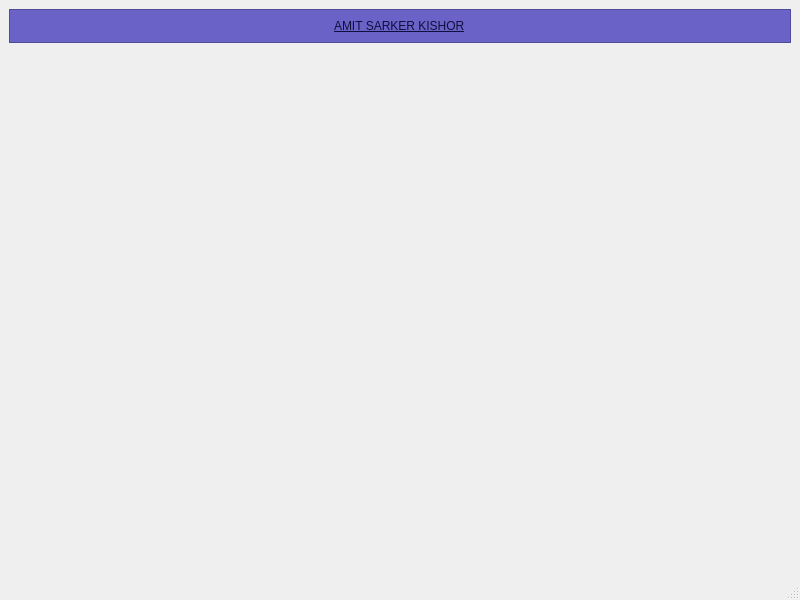
First picture: the form in form.ui, repository amit101111/Portfolio, before the edit.
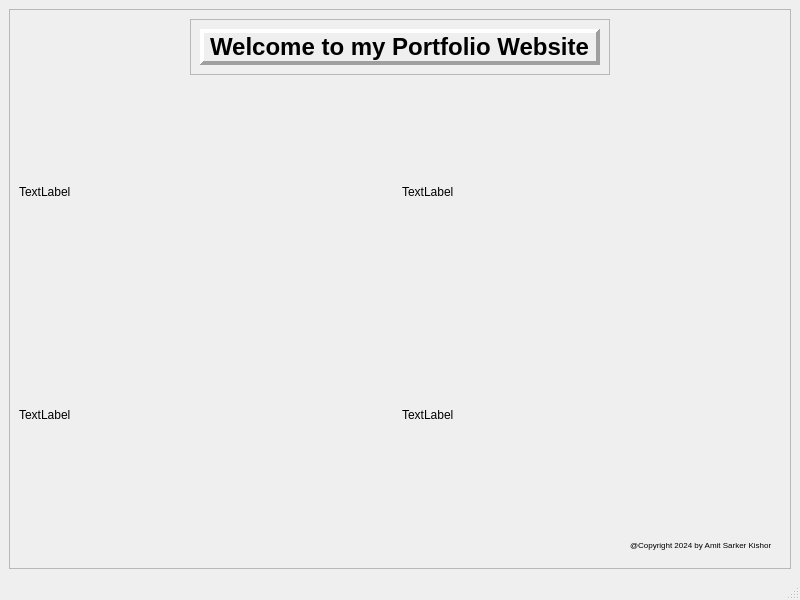
Second picture: the form after the edit.

```diff
--- a/form.ui
+++ b/form.ui
@@ -14,29 +14,134 @@
    <string>MainWindow</string>
   </property>
   <widget class="QWidget" name="centralwidget">
-   <layout class="QVBoxLayout" name="verticalLayout">
-    <item alignment="Qt::AlignTop">
+   <layout class="QVBoxLayout" name="verticalLayout_2">
+    <item>
      <widget class="QFrame" name="frame">
-      <property name="styleSheet">
-       <string notr="true">QFrame{	
-	background-color: rgb(107, 98, 200);
-	color: rgb(15, 15, 61);
-	font: 700 italic 12pt &quot;Segoe UI&quot;;
-	text-decoration: underline;
-}</string>
-      </property>
       <property name="frameShape">
        <enum>QFrame::StyledPanel</enum>
       </property>
       <property name="frameShadow">
        <enum>QFrame::Raised</enum>
       </property>
-      <layout class="QVBoxLayout" name="verticalLayout_2">
-       <item alignment="Qt::AlignHCenter">
-        <widget class="QLabel" name="label">
-         <property name="text">
-          <string>AMIT SARKER KISHOR</string>
+      <layout class="QVBoxLayout" name="verticalLayout" stretch="2,20,1">
+       <item alignment="Qt::AlignHCenter|Qt::AlignTop">
+        <widget class="QFrame" name="frame_2">
+         <property name="frameShape">
+          <enum>QFrame::StyledPanel</enum>
          </property>
+         <property name="frameShadow">
+          <enum>QFrame::Raised</enum>
+         </property>
+         <layout class="QGridLayout" name="gridLayout_2">
+          <item row="0" column="0" alignment="Qt::AlignHCenter|Qt::AlignVCenter">
+           <widget class="QLabel" name="label">
+            <property name="font">
+             <font>
+              <pointsize>18</pointsize>
+              <bold>true</bold>
+             </font>
+            </property>
+            <property name="layoutDirection">
+             <enum>Qt::LeftToRight</enum>
+            </property>
+            <property name="frameShape">
+             <enum>QFrame::Panel</enum>
+            </property>
+            <property name="frameShadow">
+             <enum>QFrame::Raised</enum>
+            </property>
+            <property name="lineWidth">
+             <number>4</number>
+            </property>
+            <property name="text">
+             <string>Welcome to my Portfolio Website</string>
+            </property>
+           </widget>
+          </item>
+         </layout>
+        </widget>
+       </item>
+       <item>
+        <layout class="QGridLayout" name="gridLayout" rowstretch="0,0" columnstretch="0,0" rowminimumheight="0,0" columnminimumwidth="0,0">
+         <property name="leftMargin">
+          <number>0</number>
+         </property>
+         <property name="topMargin">
+          <number>0</number>
+         </property>
+         <property name="rightMargin">
+          <number>0</number>
+         </property>
+         <property name="bottomMargin">
+          <number>0</number>
+         </property>
+         <property name="spacing">
+          <number>3</number>
+         </property>
+         <item row="0" column="0">
+          <widget class="QLabel" name="label_3">
+           <property name="text">
+            <string>TextLabel</string>
+           </property>
+          </widget>
+         </item>
+         <item row="0" column="1">
+          <widget class="QLabel" name="label_4">
+           <property name="text">
+            <string>TextLabel</string>
+           </property>
+          </widget>
+         </item>
+         <item row="1" column="0">
+          <widget class="QLabel" name="label_5">
+           <property name="text">
+            <string>TextLabel</string>
+           </property>
+          </widget>
+         </item>
+         <item row="1" column="1">
+          <widget class="QLabel" name="label_6">
+           <property name="text">
+            <string>TextLabel</string>
+           </property>
+          </widget>
+         </item>
+        </layout>
+       </item>
+       <item alignment="Qt::AlignRight|Qt::AlignBottom">
+        <widget class="QFrame" name="frame_3">
+         <property name="autoFillBackground">
+          <bool>false</bool>
+         </property>
+         <property name="frameShape">
+          <enum>QFrame::NoFrame</enum>
+         </property>
+         <property name="frameShadow">
+          <enum>QFrame::Raised</enum>
+         </property>
+         <property name="lineWidth">
+          <number>2</number>
+         </property>
+         <layout class="QGridLayout" name="gridLayout_3">
+          <item row="0" column="0" alignment="Qt::AlignRight|Qt::AlignBottom">
+           <widget class="QLabel" name="label_2">
+            <property name="sizePolicy">
+             <sizepolicy hsizetype="Fixed" vsizetype="Fixed">
+              <horstretch>0</horstretch>
+              <verstretch>0</verstretch>
+             </sizepolicy>
+            </property>
+            <property name="font">
+             <font>
+              <pointsize>6</pointsize>
+             </font>
+            </property>
+            <property name="text">
+             <string>@Copyright 2024 by Amit Sarker Kishor</string>
+            </property>
+           </widget>
+          </item>
+         </layout>
         </widget>
        </item>
       </layout>
```
